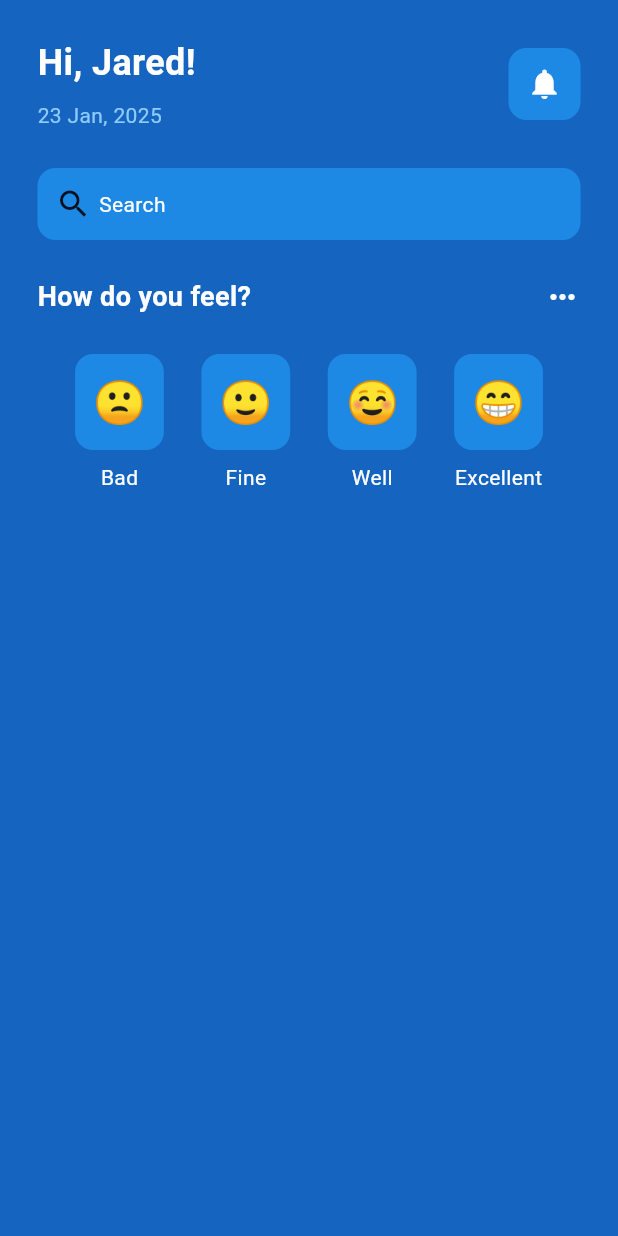
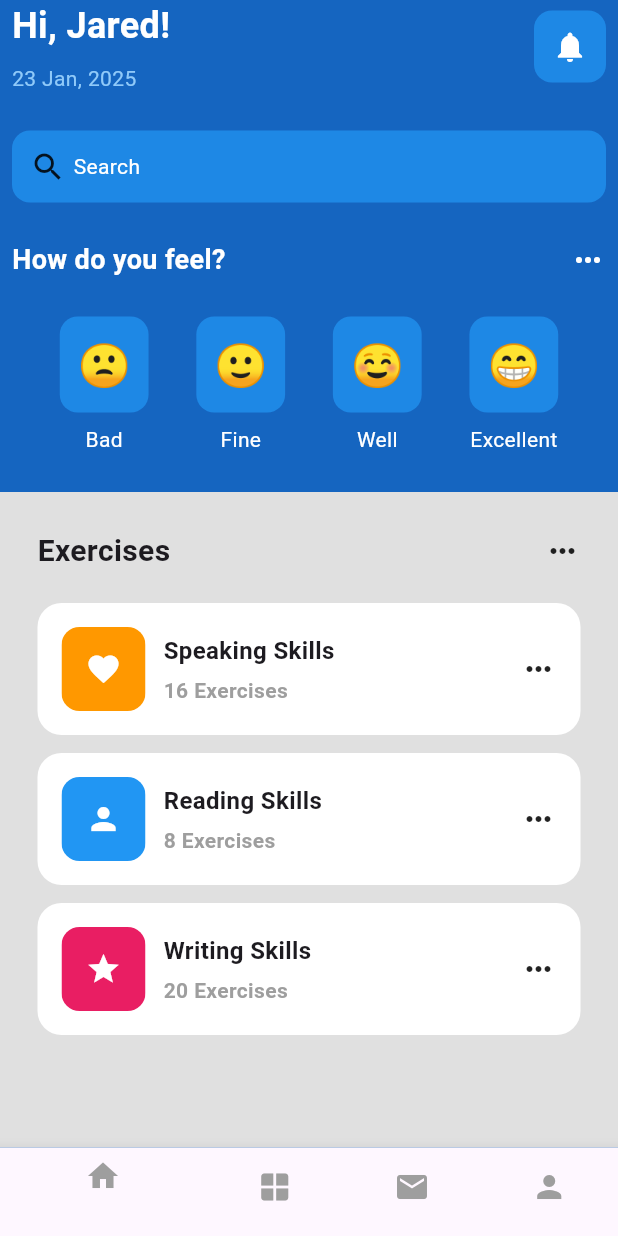
Before and after one commit to TousifMitul/Android_Projects, a Flutter app: the screen it shows after launch, on a phone screen of 412 x 824 dp. Run offline on Flutter 3.47's test engine with Material 3 defaults, Android fonts, the phone set to English and light mode, and no system bars.

Commit message:
new project

```diff
--- /dev/null
+++ b/dribble_blue/lib/Util/exercise.dart
@@ -0,0 +1,73 @@
+import 'package:flutter/material.dart';
+class Exercise extends StatelessWidget {
+  final icon;
+  final String exerciseName;
+  final int numberOfExercises;
+  final color;
+
+
+  const Exercise({
+    Key? key,
+    required this.icon,
+    required this.exerciseName,
+    required this.numberOfExercises,
+    required this.color,
+  }) : super(key: key);
+
+  @override
+  Widget build(BuildContext context) {
+    return Padding(
+      padding: const EdgeInsets.only(bottom: 12.0),
+      child: Container(
+        padding: EdgeInsets.all(16),
+        decoration: BoxDecoration(
+          color: Colors.white,
+          borderRadius: BorderRadius.circular(16),
+        ),
+        child: Row(
+          mainAxisAlignment: MainAxisAlignment.spaceBetween,
+          children: [
+            Row(
+              children: [
+                ClipRRect(
+                  borderRadius: BorderRadius.circular(12),
+                  child: Container(
+                    padding: EdgeInsets.all(16),
+                    color: color,
+                    child: Icon(
+                      icon,
+                      color: Colors.white,
+                    ),
+                  ),
+                ),
+                SizedBox(width: 12),
+                Column(
+                  crossAxisAlignment: CrossAxisAlignment.start,
+                  children: [
+                    Text(
+                      exerciseName,
+                      style: TextStyle(
+                        fontSize: 16,
+                        fontWeight: FontWeight.bold,
+                      ),
+                    ),
+                    SizedBox(height: 5),
+                    Text(
+                      numberOfExercises.toString()+' Exercises',
+                      style: TextStyle(
+                        fontWeight: FontWeight.bold,
+                        color: Colors.grey,
+                        fontSize: 14,
+                      ),
+                    ),
+                  ],
+                ),
+              ],
+            ),
+            Icon(Icons.more_horiz),
+          ],
+        ),
+      ),
+    );
+  }
+}
--- a/dribble_blue/lib/pages/home_page.dart
+++ b/dribble_blue/lib/pages/home_page.dart
@@ -1,5 +1,7 @@
 import 'package:flutter/material.dart';
 import 'package:untitled/Util/emoticon.dart';
+import 'package:untitled/Util/exercise.dart';
+
 class HomePage extends StatefulWidget {
   const HomePage({Key? key}) : super(key: key);
 
@@ -12,9 +14,19 @@ class _HomePageState extends State<HomePage> {
   Widget build(BuildContext context) {
     return Scaffold(
       backgroundColor: Colors.blue[800],
+      bottomNavigationBar: BottomNavigationBar(
+        items: [
+          BottomNavigationBarItem(icon: Icon(Icons.home, color: Colors.grey,), label: ''),
+          BottomNavigationBarItem(icon: Icon(Icons.window, color: Colors.grey,), label: ''),
+          BottomNavigationBarItem(icon: Icon(Icons.mail, color: Colors.grey,), label: ''),
+          BottomNavigationBarItem(icon: Icon(Icons.person, color: Colors.grey,), label: ''),
+        ],
+      ),
       body: SafeArea(
-        child: Padding(
-          padding: const EdgeInsets.all(25.0),
+        child: Column(
+          children: [
+            Padding(
+              padding: const EdgeInsets.symmetric(horizontal: 8.0),
               child: Column(
                 children: [
                   Row(
@@ -23,20 +35,19 @@ class _HomePageState extends State<HomePage> {
                       Column(
                         crossAxisAlignment: CrossAxisAlignment.start,
                         children: [
-                  Text('Hi, Jared!',
+                          Text(
+                            'Hi, Jared!',
                             style: TextStyle(
                               color: Colors.white,
                               fontSize: 24,
-                    fontWeight:FontWeight.bold,
+                              fontWeight: FontWeight.bold,
                             ),
                           ),
-                  SizedBox(height: 8,
+                          SizedBox(height: 8),
+                          Text(
+                            '23 Jan, 2025',
+                            style: TextStyle(color: Colors.blue[200]),
                           ),
-                  Text('23 Jan, 2025',
-                  style: TextStyle(color: Colors.blue[200]
-                  ),
-                  )
-
                         ],
                       ),
                       Container(
@@ -45,33 +56,26 @@ class _HomePageState extends State<HomePage> {
                           borderRadius: BorderRadius.circular(12),
                         ),
                         padding: EdgeInsets.all(12),
-                child: Icon(Icons.notifications,
-                color: Colors.white,
+                        child: Icon(Icons.notifications, color: Colors.white),
                       ),
+                    ],
                   ),
-            ],),
-             SizedBox(height: 25,),
+                  SizedBox(height: 25),
                   Container(
                     decoration: BoxDecoration(
                       color: Colors.blue[600],
-                 borderRadius: BorderRadius.circular(12)
+                      borderRadius: BorderRadius.circular(12),
                     ),
                     padding: EdgeInsets.all(12),
                     child: Row(
                       children: [
                         Icon(Icons.search),
-                   SizedBox(width: 5,),
-                   Text(
-                       'Search',
-                   style: TextStyle(
-                     color: Colors.white,
-                   ),
-                   )
+                        SizedBox(width: 5),
+                        Text('Search', style: TextStyle(color: Colors.white)),
                       ],
                     ),
                   ),
-              SizedBox(height: 25,
-              ),
+                  SizedBox(height: 25),
                   Row(
                     mainAxisAlignment: MainAxisAlignment.spaceBetween,
                     children: [
@@ -80,70 +84,105 @@ class _HomePageState extends State<HomePage> {
                         style: TextStyle(
                           color: Colors.white,
                           fontSize: 18,
-        fontWeight:FontWeight.bold,
+                          fontWeight: FontWeight.bold,
                         ),
                       ),
-          Icon(Icons.more_horiz,
-            color: Colors.white
-          ),
+                      Icon(Icons.more_horiz, color: Colors.white),
                     ],
                   ),
-              SizedBox(height: 25,
-              ),
+                  SizedBox(height: 25),
                   Row(
                     mainAxisAlignment: MainAxisAlignment.spaceEvenly,
                     children: [
                       Column(
                         children: [
-                      Emoticon(
-                        emoticon: '🙁',
-                      ),
-                      SizedBox(height:8,),
-                      Text('Bad',
-                        style: TextStyle(color: Colors.white),
-                      ),
+                          Emoticon(emoticon: '🙁'),
+                          SizedBox(height: 8),
+                          Text('Bad', style: TextStyle(color: Colors.white)),
                         ],
                       ),
 
                       Column(
                         children: [
-                      Emoticon(
-                        emoticon: '🙂',
-                      ),
-                      SizedBox(height:8,),
-                      Text('Fine',
-                        style: TextStyle(color: Colors.white),
-                      ),
+                          Emoticon(emoticon: '🙂'),
+                          SizedBox(height: 8),
+                          Text('Fine', style: TextStyle(color: Colors.white)),
                         ],
                       ),
                       Column(
                         children: [
-                      Emoticon(
-                        emoticon: '☺',
-                      ),
-                      SizedBox(height:8,),
-                      Text('Well',
-                        style: TextStyle(color: Colors.white),
-                      ),
+                          Emoticon(emoticon: '☺'),
+                          SizedBox(height: 8),
+                          Text('Well', style: TextStyle(color: Colors.white)),
                         ],
                       ),
                       Column(
                         children: [
-                      Emoticon(
-                        emoticon: '😁',
-                      ),
-                      SizedBox(height:8,),
-                      Text('Excellent',
+                          Emoticon(emoticon: '😁'),
+                          SizedBox(height: 8),
+                          Text(
+                            'Excellent',
                             style: TextStyle(color: Colors.white),
                           ),
                         ],
                       ),
                     ],
                   ),
-
-
                 ],
               ),
+            ),
+            SizedBox(height: 25),
+            Expanded(
+              child: Container(
+                padding: EdgeInsets.all(25),
+                color: Colors.grey[300],
+                child: Center(
+                  child: Column(
+                    children: [
+                      Row(
+                        mainAxisAlignment: MainAxisAlignment.spaceBetween,
+                        children: [
+                          Text(
+                            'Exercises',
+                            style: TextStyle(
+                              fontWeight: FontWeight.bold,
+                              fontSize: 20,
+                            ),
+                          ),
+                          Icon(Icons.more_horiz),
+                        ],
+                      ),
+                      SizedBox(height: 20),
+                      Expanded(
+                        child: ListView(
+                          children: [
+                            Exercise(
+                              icon: Icons.favorite,
+                              exerciseName: 'Speaking Skills',
+                              numberOfExercises: 16,
+                              color: Colors.orange,
+                            ),
+                            Exercise(
+                              icon: Icons.person,
+                              exerciseName: 'Reading Skills',
+                              numberOfExercises: 8,
+                              color: Colors.blue,
+                            ),
+                            Exercise(
+                              icon: Icons.star,
+                              exerciseName: 'Writing Skills',
+                              numberOfExercises: 20,
+                              color: Colors.pink,
+                            ),
+                          ],
+                        ),
+                      ),
+                    ],
+                  ),
+                ),
+              ),
+            ),
+          ],
         ),
       ),
     );
```
Lines whose indentation alone changed are shown as unchanged.
